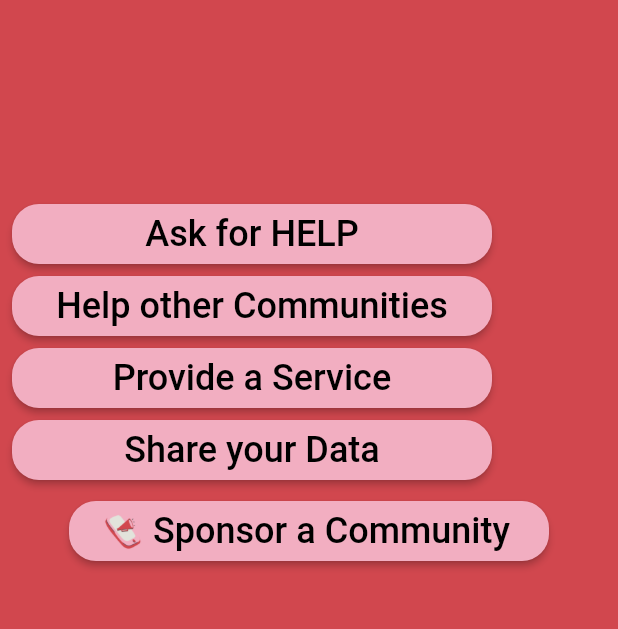
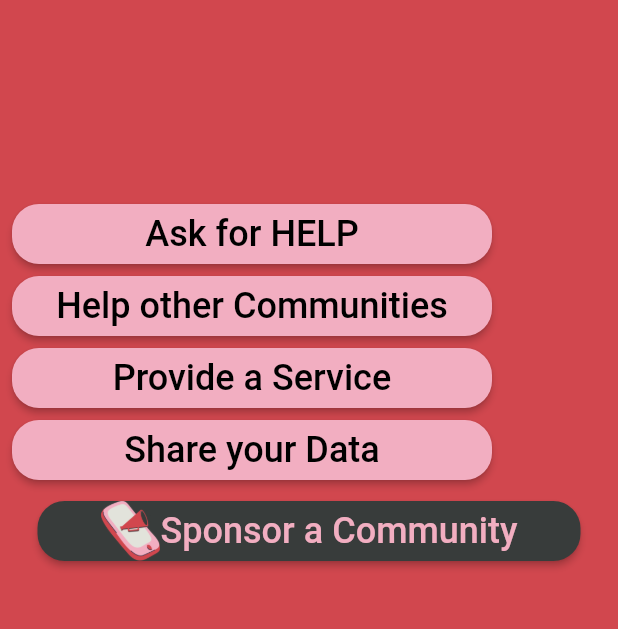
Before and after one commit to manbbo/call_for_help, a Flutter app: the SOSPage screen opened directly, on a phone screen of 412 x 824 dp, the part 420-1049 px from its top. Run offline on Flutter 3.47's test engine with Material 2 defaults, Android fonts, the phone set to English and light mode, and no system bars; our stand-ins replace carousel_slider, webview_flutter.

```diff
--- a/lib/sospage.dart
+++ b/lib/sospage.dart
@@ -130,23 +130,24 @@ class _SOSPageState extends State<SOSPage> {
                   ),
                   new Container(height: 10,),
                   new Container(
-                    width: 320,
+                    width: MediaQuery.of(context).size.width - 50,
                     height: 40,
                     child: new ButtonTheme(
                       child: new RaisedButton(
                         child: new Row(
+                          mainAxisAlignment: MainAxisAlignment.center,
                           children: <Widget>[
                             new Container(
                               width: 40,
                               height: 40,
-                              child: Image.asset('assets/images/helpbutton.png'),
+                              child: Image.asset('assets/images/helpbutton2.png'),
                             ),
                             Text.rich(TextSpan(
                                 text: "Sponsor a Community",
-                                style: TextStyle(fontSize: 24, color: Colors.black))),
+                                style: TextStyle(fontSize: 24, color: Color.fromRGBO(242, 174, 193, 1),))),
                           ],
                         ),
-                        color: Color.fromRGBO(242, 174, 193, 1),
+                        color: Color.fromRGBO(56, 60, 59, 1),//Color.fromRGBO(242, 174, 193, 1),
                         shape: RoundedRectangleBorder(
                           borderRadius: BorderRadius.circular(18.0),
                         ),
```
Also changed, not shown: pubspec.yaml (+9 -0 lines), assets/fonts/HammersmithOne-Regular.ttf (added), assets/fonts/fibre-font.otf (added), assets/images/helpbutton2.png (added), 1 other file.
